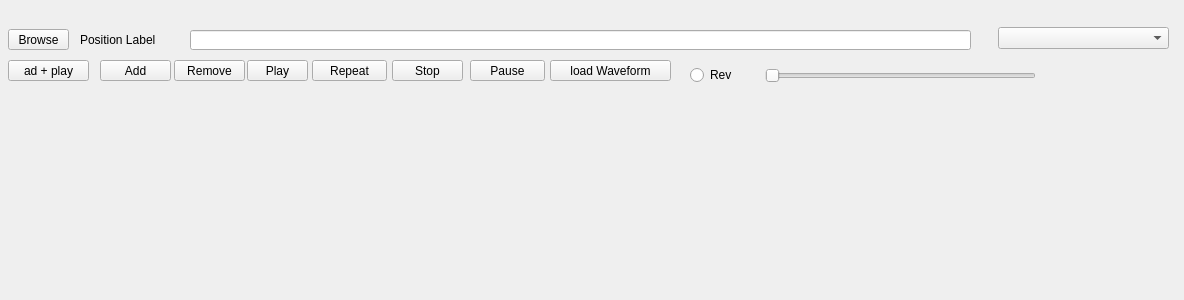
Above: widget.ui from klangobjekte/PlayerDemo before the change. Below: the same form after it.
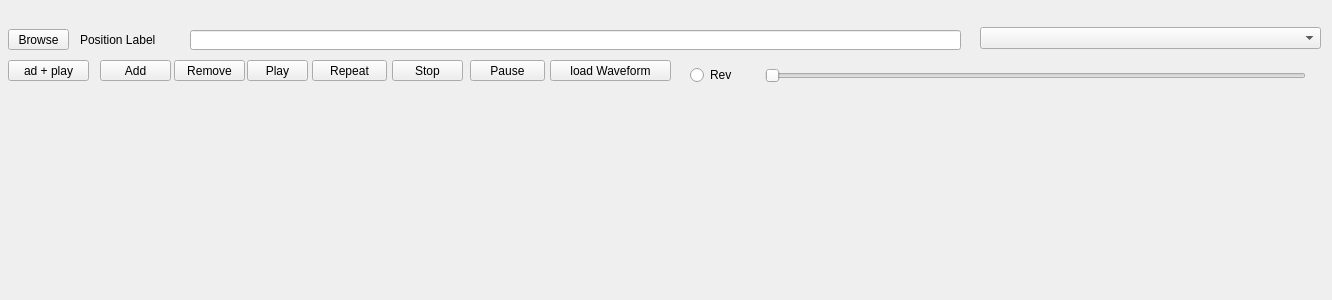
That is the form after the change.

Commit message: windows fix for devices combobox

What changed in the file:
```diff
--- a/widget.ui
+++ b/widget.ui
@@ -6,7 +6,7 @@
    <rect>
     <x>0</x>
     <y>0</y>
-    <width>1184</width>
+    <width>1332</width>
     <height>300</height>
    </rect>
   </property>
@@ -18,7 +18,7 @@
     <rect>
      <x>190</x>
      <y>30</y>
-     <width>781</width>
+     <width>771</width>
      <height>20</height>
     </rect>
    </property>
@@ -117,9 +117,9 @@
   <widget class="QComboBox" name="devicesComboBox">
    <property name="geometry">
     <rect>
-     <x>998</x>
+     <x>980</x>
      <y>27</y>
-     <width>171</width>
+     <width>341</width>
      <height>22</height>
     </rect>
    </property>
@@ -142,7 +142,7 @@
     <rect>
      <x>765</x>
      <y>60</y>
-     <width>271</width>
+     <width>541</width>
      <height>31</height>
     </rect>
    </property>
```
The commit also changes 2 other files.
